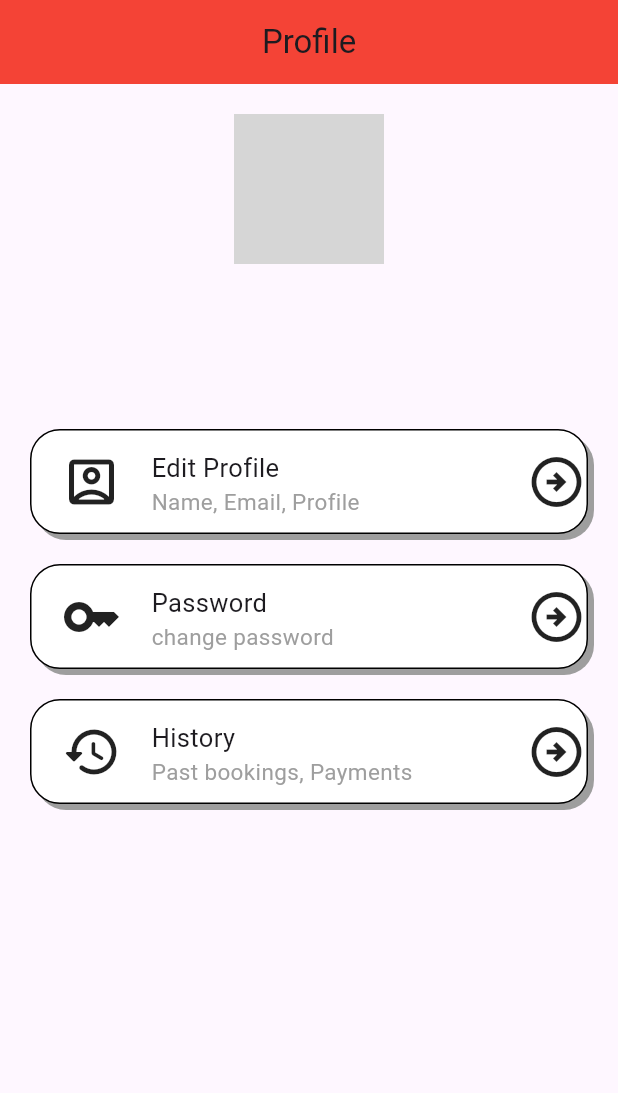
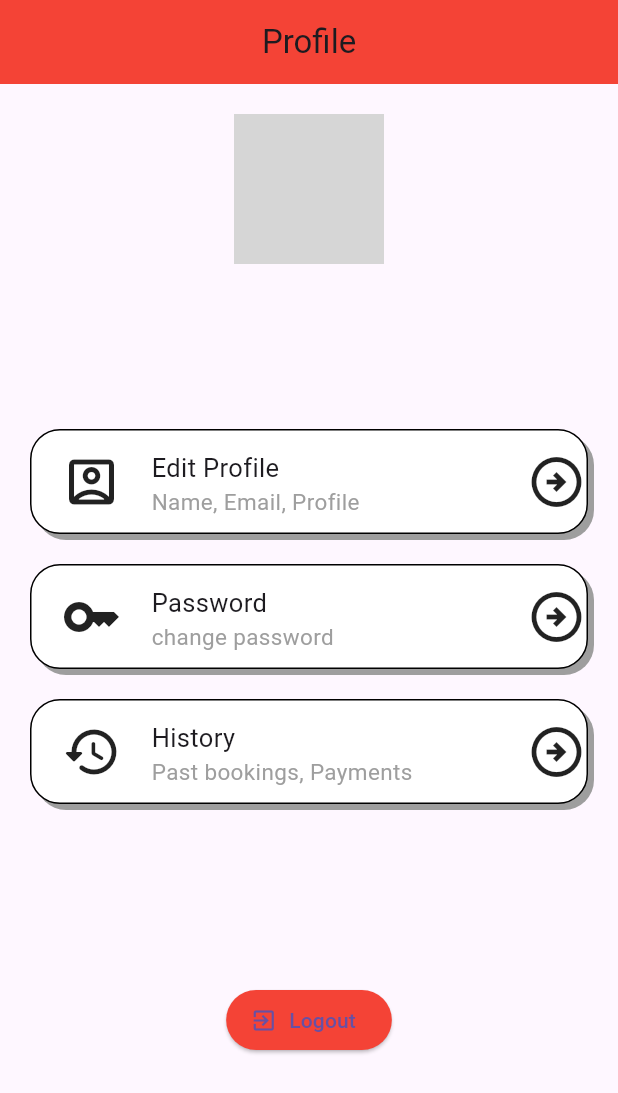
Before and after one commit to V3N0M2003/salon_client, a Flutter app: the ProfilePage screen opened directly with empty values, on a phone screen of 412 x 824 dp. Shown: the top 1093 px of the screen. Run offline on Flutter 3.47's test engine with Material 3 defaults, Android fonts, the phone set to English and light mode, and no system bars; our stand-ins replace cloud_firestore, firebase_auth, firebase_core, firebase_storage, fluttertoast, image_picker and 2 more; missing offline and left inert: dart:ffi; accounts and stored records are empty; network calls fail; grey boxes are pictures that could not be loaded.

Commit message:
05-02-2024

```diff
--- a/lib/nav_screen/account.dart
+++ b/lib/nav_screen/account.dart
@@ -1,5 +1,7 @@
+import 'package:firebase_auth/firebase_auth.dart';
 import 'package:flutter/material.dart';
 import 'package:cloud_firestore/cloud_firestore.dart';
+import 'package:salon_client/login/login.dart';
 import 'package:salon_client/nav_screen/account/history.dart';
 import 'package:salon_client/nav_screen/edit_profile.dart';
 import 'package:salon_client/utils/label_container.dart';
@@ -89,6 +91,19 @@ class ProfilePage extends StatelessWidget {
                       MaterialPageRoute(
                           builder: (context) => const BookingHistory()));
                 }),
+            const SizedBox(height: 120),
+            ElevatedButton.icon(
+              onPressed: () async {
+                await FirebaseAuth.instance.signOut();
+                Navigator.pushReplacement(context,
+                    MaterialPageRoute(builder: (context) => const LoginScreen()));
+              },
+              icon: const Icon(Icons.exit_to_app), // Logout icon
+              label: const Text('Logout'),
+              style: ElevatedButton.styleFrom(
+                backgroundColor: Colors.red, // Change button color
+              ),
+            )
           ],
         ),
       ),
--- a/lib/utils/category_builder.dart
+++ b/lib/utils/category_builder.dart
@@ -16,7 +16,7 @@ class CategoryContainer extends StatelessWidget {
           width: 110,
           height: 180,
           decoration: BoxDecoration(
-              color: const Color.fromARGB(255, 239, 86, 86),
+              color: Colors.red[300],
               borderRadius: const BorderRadius.only(
                   topLeft: Radius.circular(20),
                   topRight: Radius.circular(20),
```
Also changed, not shown: lib/nav_screen/home.dart (+4 -4 lines), lib/utils/popular_container.dart (+10 -11 lines).
